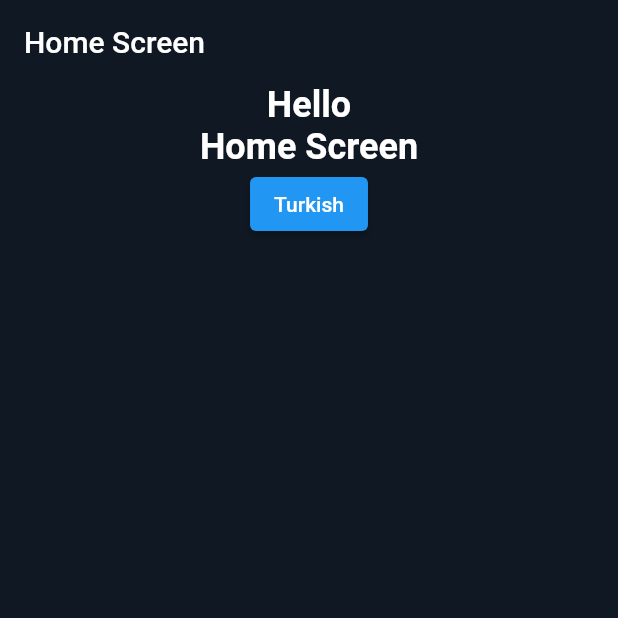
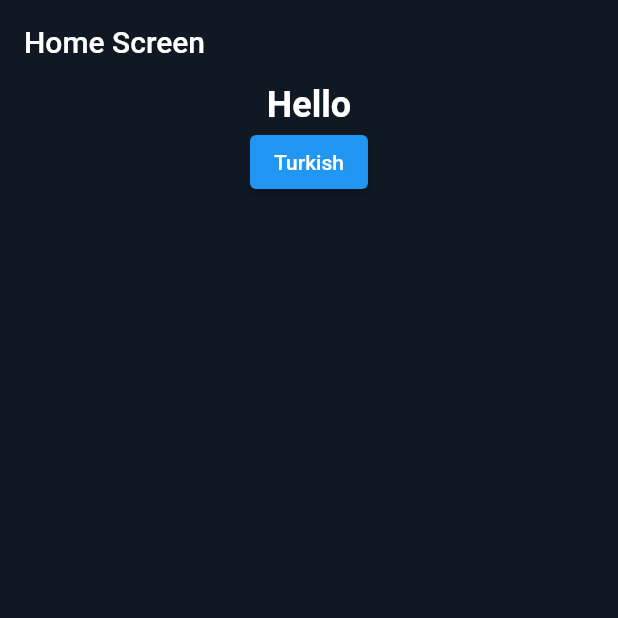
Before and after one commit to yagizdo/flutter_mobx_boilerplate, a Flutter app: the screen it shows after launch, on a phone screen of 412 x 824 dp, the top half of it. Run offline on Flutter 3.47's test engine with Material 2 defaults, Android fonts, the phone set to English and light mode, and no system bars; our stand-ins replace easy_localization.

Commit message:
added comments

```diff
--- a/lib/screens/home_screen.dart
+++ b/lib/screens/home_screen.dart
@@ -15,11 +15,15 @@ class HomeScreen extends StatelessWidget {
       body: Center(
         child: Column(
           children: [
+            // Home Text
             Text(LocaleKeys.home_hello_txt.tr(),style: Theme.of(context).textTheme.headline1,),
-            Text(LocaleKeys.home_home_title.tr(),style: Theme.of(context).textTheme.headline1,),
+
+            // Change Language Button
             ElevatedButton(onPressed: (){
+              // if lang == en change to tr else change to en
               context.locale == Locale('en') ? context.setLocale(Locale('tr')) : context.setLocale(Locale('en'));
 
+              // Print current language
               print(context.locale.toString());
             }, child: Text(LocaleKeys.home_home_btn.tr()),),
           ],
```
